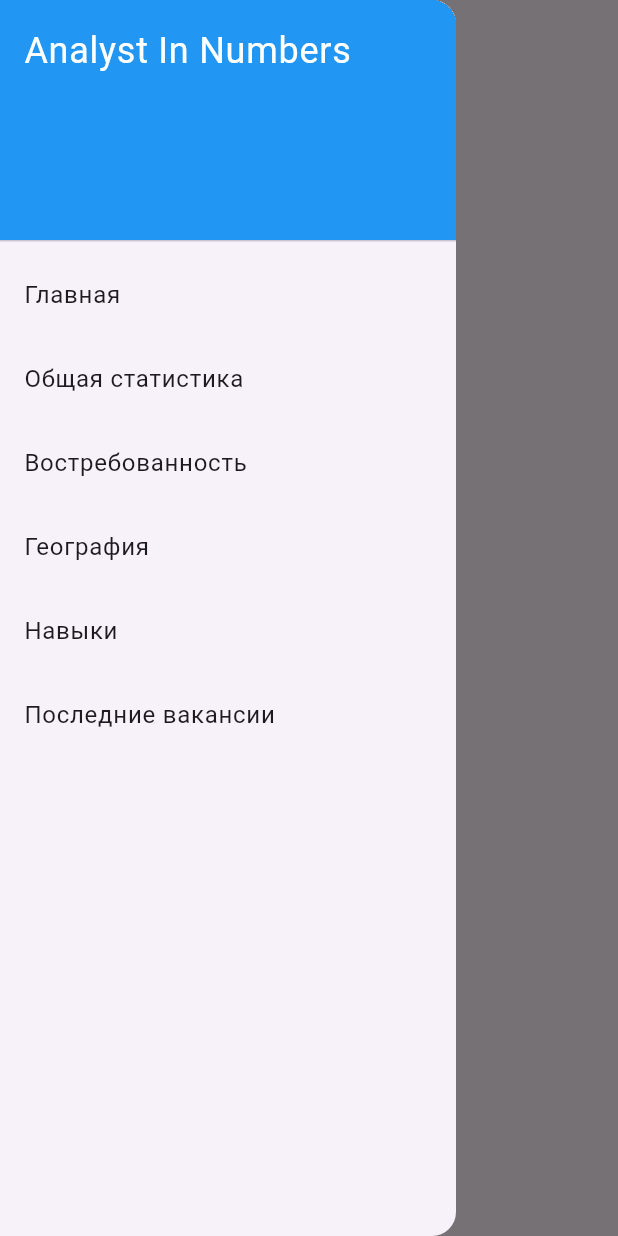
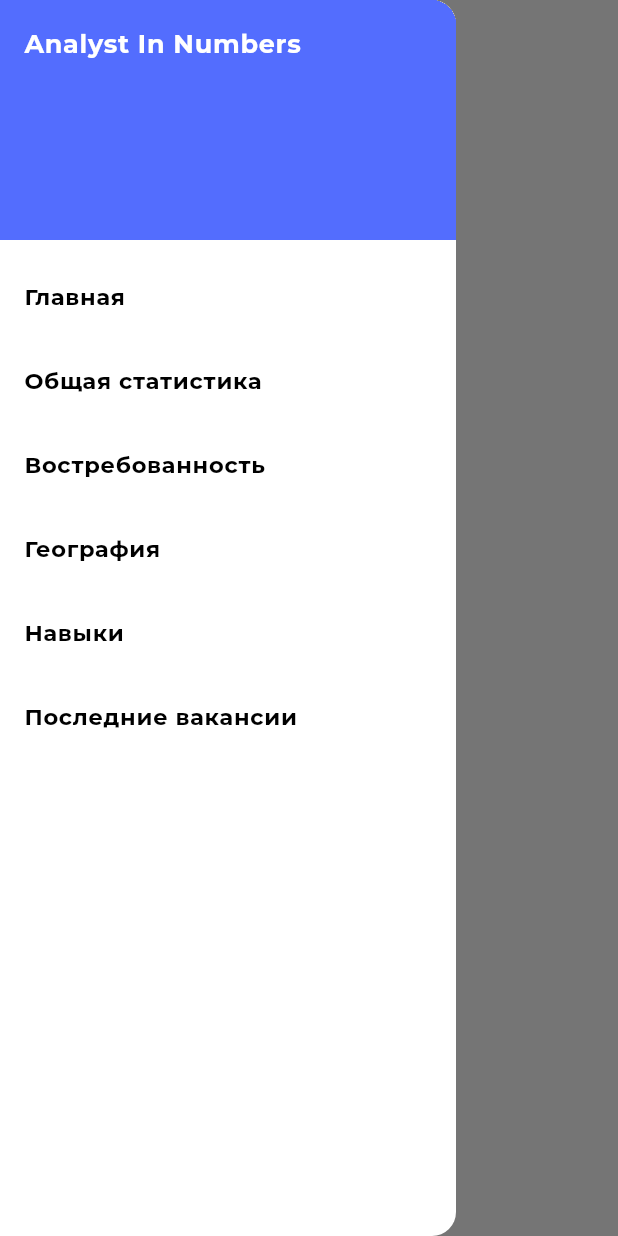
Before and after one commit to Ycalk/AnalystInNumbers, a Flutter app: the GeneralPage screen opened by its route, with the side drawer open, on a phone screen of 412 x 824 dp. Run offline on Flutter 3.47's test engine with Material 3 defaults, Android fonts, the phone set to English and light mode, and no system bars; drawn by our look-alikes of fl_chart; our stand-ins replace google_fonts.

Commit message:
Add theme, colors and text styles

```diff
--- a/front/lib/main.dart
+++ b/front/lib/main.dart
@@ -1,5 +1,6 @@
 import 'package:flutter/material.dart';
 import 'package:flutter_web_plugins/flutter_web_plugins.dart';
+import 'package:front/presentation/constants/theme.dart';
 import 'package:front/presentation/pages/demand.dart';
 import 'package:front/presentation/pages/general.dart';
 import 'package:front/presentation/pages/geography.dart';
@@ -17,6 +18,7 @@ class App extends StatelessWidget {
   @override
   Widget build(BuildContext context) {
     return MaterialApp(
+      theme: AppTheme.light,
       title: 'Flutter Web Drawer Navigation',
       initialRoute: '/home',
       routes: {
@@ -27,6 +29,7 @@ class App extends StatelessWidget {
         '/skills': (context) => SkillsPage(),
         '/latest_vacancies': (context) => LatestVacanciesPage(),
       },
+      debugShowCheckedModeBanner: false,
     );
   }
 }
--- a/front/lib/presentation/charts/salary_by_year.dart
+++ b/front/lib/presentation/charts/salary_by_year.dart
@@ -35,7 +35,7 @@ class _SalaryByYearChartState extends State<SalaryByYearChart> {
           ),
         ),
         SizedBox(
-          width: 60,
+          width: 80,
           height: 34,
           child: TextButton(
             onPressed: () {
@@ -44,12 +44,12 @@ class _SalaryByYearChartState extends State<SalaryByYearChart> {
               });
             },
             child: Text(
-              'avg',
+              'Среднее',
               style: TextStyle(
                 fontSize: 12,
                 color: showAvg
-                    ? Colors.white.withValues(alpha: 0.5)
-                    : Colors.white,
+                    ? Colors.black.withValues(alpha: 0.5)
+                    : Colors.black,
               ),
             ),
           ),
--- /dev/null
+++ b/front/lib/presentation/constants/colors.dart
@@ -0,0 +1,8 @@
+import 'package:flutter/material.dart';
+
+class AppColors {
+  static const primary = Colors.indigoAccent;
+  static const tertiary = Colors.white;
+  static const title = Colors.black;
+  static const description = Colors.black54;
+}
--- a/front/lib/presentation/constants/texts.dart
+++ b/front/lib/presentation/constants/texts.dart
@@ -1,4 +1,27 @@
+import 'package:flutter/material.dart';
+import 'package:front/presentation/constants/colors.dart';
+import 'package:google_fonts/google_fonts.dart';
+
 class Texts {
   static const String appName = 'Analyst In Numbers';
   static const String errorMessage = 'Что-то пошло не так';
 }
+
+class TextStyles {
+  static final TextStyle title = GoogleFonts.montserrat(
+    fontSize: 17,
+    fontWeight: FontWeight.bold,
+    color: AppColors.title,
+  );
+
+  static final TextStyle subtitle = GoogleFonts.montserrat(
+    fontSize: 15,
+    fontWeight: FontWeight.bold,
+    color: AppColors.title,
+  );
+
+  static final TextStyle description = GoogleFonts.montserrat(
+    fontSize: 14,
+    color: AppColors.description,
+  );
+}
--- /dev/null
+++ b/front/lib/presentation/constants/theme.dart
@@ -0,0 +1,42 @@
+import 'package:flutter/material.dart';
+import 'package:google_fonts/google_fonts.dart';
+
+import 'colors.dart';
+
+class AppTheme {
+  static final ThemeData light = ThemeData(
+    scrollbarTheme: ScrollbarThemeData(
+      thumbVisibility: WidgetStateProperty.all(false),
+    ),
+    useMaterial3: true,
+    scaffoldBackgroundColor: AppColors.tertiary,
+    appBarTheme: AppBarTheme(
+      backgroundColor: Colors.white,
+      centerTitle: false,
+      elevation: 0,
+      titleTextStyle: GoogleFonts.montserrat(
+        fontSize: 17,
+        fontWeight: FontWeight.bold,
+        color: AppColors.title,
+      ),
+      iconTheme: const IconThemeData(color: AppColors.title),
+    ),
+    primaryColor: AppColors.primary,
+    colorScheme: ColorScheme.fromSwatch().copyWith(
+      secondary: AppColors.primary,
+      primary: AppColors.primary,
+      onPrimary: AppColors.tertiary
+    ),
+    textSelectionTheme: const TextSelectionThemeData(
+      cursorColor: AppColors.tertiary,
+      selectionHandleColor: AppColors.tertiary,
+      selectionColor: Colors.black26,
+    ),
+    checkboxTheme: const CheckboxThemeData(
+      shape: CircleBorder(),
+    ),
+    floatingActionButtonTheme: const FloatingActionButtonThemeData(
+      backgroundColor: Colors.deepPurple,
+    ),
+  );
+}
--- a/front/lib/presentation/widgets/drawer.dart
+++ b/front/lib/presentation/widgets/drawer.dart
@@ -26,13 +26,13 @@ class AppDrawer extends StatelessWidget {
       child: ListView(
         padding: EdgeInsets.zero,
         children: <Widget>[
-          const DrawerHeader(
-            decoration: BoxDecoration(color: Colors.blue),
-            child: Text(Texts.appName, style: TextStyle(color: Colors.white, fontSize: 24)),
+          DrawerHeader(
+            decoration: BoxDecoration(color: Theme.of(context).primaryColor),
+            child: Text(Texts.appName, style: TextStyles.title.copyWith(color: Theme.of(context).colorScheme.onPrimary)),
           ),
           ...pages.map((page) {
             return ListTile(
-              title: Text(page.$1),
+              title: Text(page.$1, style: TextStyles.subtitle),
               onTap: () {
                 Navigator.of(context).pop();
                 Navigator.pushNamed(context, page.$2);
--- a/front/pubspec.yaml
+++ b/front/pubspec.yaml
@@ -14,6 +14,7 @@ dependencies:
   flutter_web_plugins:
     sdk: flutter
   fl_chart: ^0.69.2
+  google_fonts: ^6.2.1
 
 
 dev_dependencies:
```
Also changed, not shown: front/pubspec.lock.
